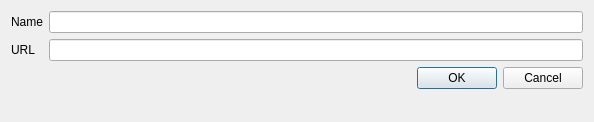
Before: the Qt Designer form gitfourchette/widgets/remotedialog.ui in weblate/gitfourchette, drawn with Qt 5.
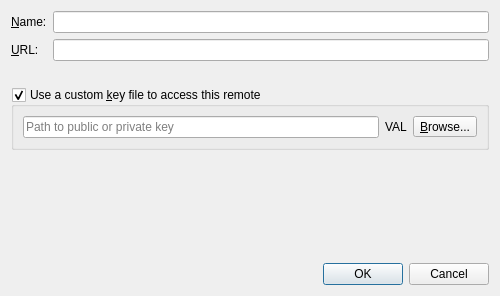
After: the same form once the commit is applied.

Commit message: Remote-specific key files

Patch:
```diff
--- a/gitfourchette/widgets/remotedialog.ui
+++ b/gitfourchette/widgets/remotedialog.ui
@@ -12,8 +12,8 @@
    <rect>
     <x>0</x>
     <y>0</y>
-    <width>594</width>
-    <height>122</height>
+    <width>500</width>
+    <height>296</height>
    </rect>
   </property>
   <property name="sizePolicy">
@@ -31,31 +31,79 @@
   <property name="modal">
    <bool>true</bool>
   </property>
-  <layout class="QFormLayout" name="formLayout">
-   <property name="fieldGrowthPolicy">
-    <enum>QFormLayout::ExpandingFieldsGrow</enum>
-   </property>
-   <item row="0" column="0">
-    <widget class="QLabel" name="nameLabel">
-     <property name="text">
-      <string>Name</string>
+  <layout class="QGridLayout" name="gridLayout_2">
+   <item row="2" column="0">
+    <spacer name="verticalSpacer">
+     <property name="orientation">
+      <enum>Qt::Vertical</enum>
      </property>
-    </widget>
-   </item>
-   <item row="0" column="1">
-    <widget class="QLineEdit" name="nameEdit"/>
+     <property name="sizeType">
+      <enum>QSizePolicy::Fixed</enum>
+     </property>
+     <property name="sizeHint" stdset="0">
+      <size>
+       <width>20</width>
+       <height>20</height>
+      </size>
+     </property>
+    </spacer>
    </item>
    <item row="1" column="0">
     <widget class="QLabel" name="urlLabel">
      <property name="text">
-      <string>URL</string>
+      <string>&amp;URL:</string>
+     </property>
+     <property name="buddy">
+      <cstring>urlEdit</cstring>
      </property>
     </widget>
    </item>
    <item row="1" column="1">
     <widget class="QLineEdit" name="urlEdit"/>
    </item>
-   <item row="2" column="0" colspan="2">
+   <item row="0" column="1">
+    <widget class="QLineEdit" name="nameEdit"/>
+   </item>
+   <item row="3" column="0" colspan="2">
+    <widget class="QGroupBox" name="keyFileGroupBox">
+     <property name="sizePolicy">
+      <sizepolicy hsizetype="Preferred" vsizetype="Fixed">
+       <horstretch>0</horstretch>
+       <verstretch>0</verstretch>
+      </sizepolicy>
+     </property>
+     <property name="title">
+      <string>Use a custom &amp;key file to access this remote</string>
+     </property>
+     <property name="checkable">
+      <bool>true</bool>
+     </property>
+     <layout class="QGridLayout" name="gridLayout">
+      <item row="0" column="2">
+       <widget class="QToolButton" name="keyFileBrowseButton">
+        <property name="text">
+         <string>&amp;Browse...</string>
+        </property>
+       </widget>
+      </item>
+      <item row="0" column="1">
+       <widget class="QLabel" name="keyFileValidation">
+        <property name="text">
+         <string notr="true">VAL</string>
+        </property>
+       </widget>
+      </item>
+      <item row="0" column="0">
+       <widget class="QLineEdit" name="keyFilePathEdit">
+        <property name="placeholderText">
+         <string>Path to public or private key</string>
+        </property>
+       </widget>
+      </item>
+     </layout>
+    </widget>
+   </item>
+   <item row="5" column="0" colspan="2">
     <widget class="QDialogButtonBox" name="buttonBox">
      <property name="orientation">
       <enum>Qt::Horizontal</enum>
@@ -68,6 +116,29 @@
      </property>
     </widget>
    </item>
+   <item row="0" column="0">
+    <widget class="QLabel" name="nameLabel">
+     <property name="text">
+      <string>&amp;Name:</string>
+     </property>
+     <property name="buddy">
+      <cstring>nameEdit</cstring>
+     </property>
+    </widget>
+   </item>
+   <item row="4" column="0">
+    <spacer name="verticalSpacer_2">
+     <property name="orientation">
+      <enum>Qt::Vertical</enum>
+     </property>
+     <property name="sizeHint" stdset="0">
+      <size>
+       <width>20</width>
+       <height>40</height>
+      </size>
+     </property>
+    </spacer>
+   </item>
   </layout>
  </widget>
  <connections>
```
Left out of the diff: 8 changed lines with no effect on the pictures. The commit also changes 8 other files.
